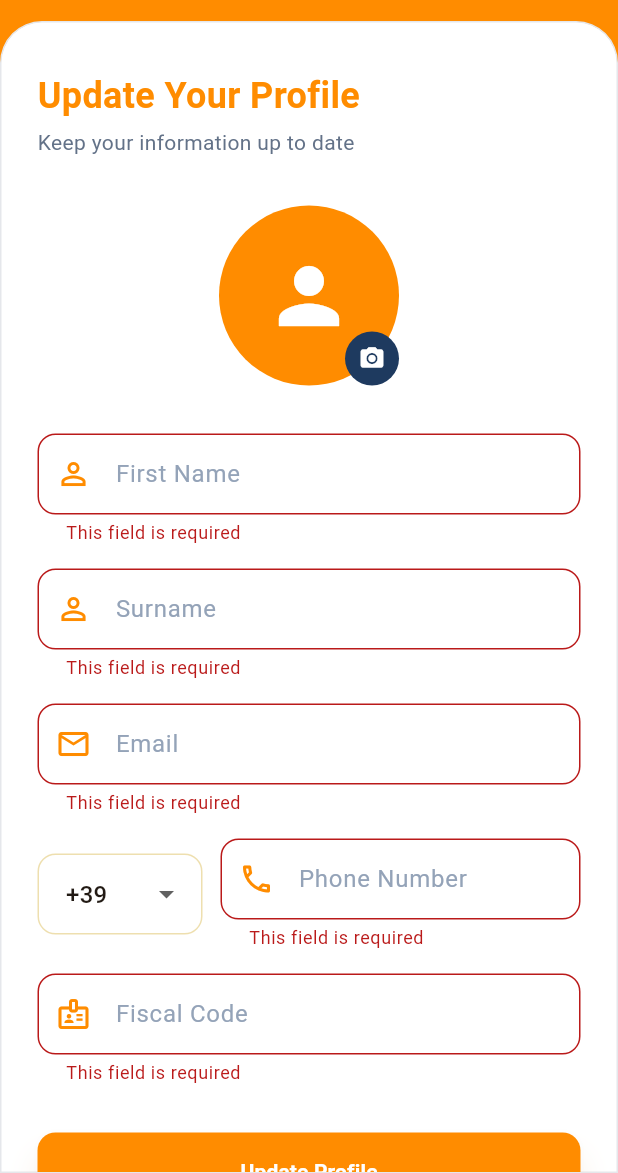
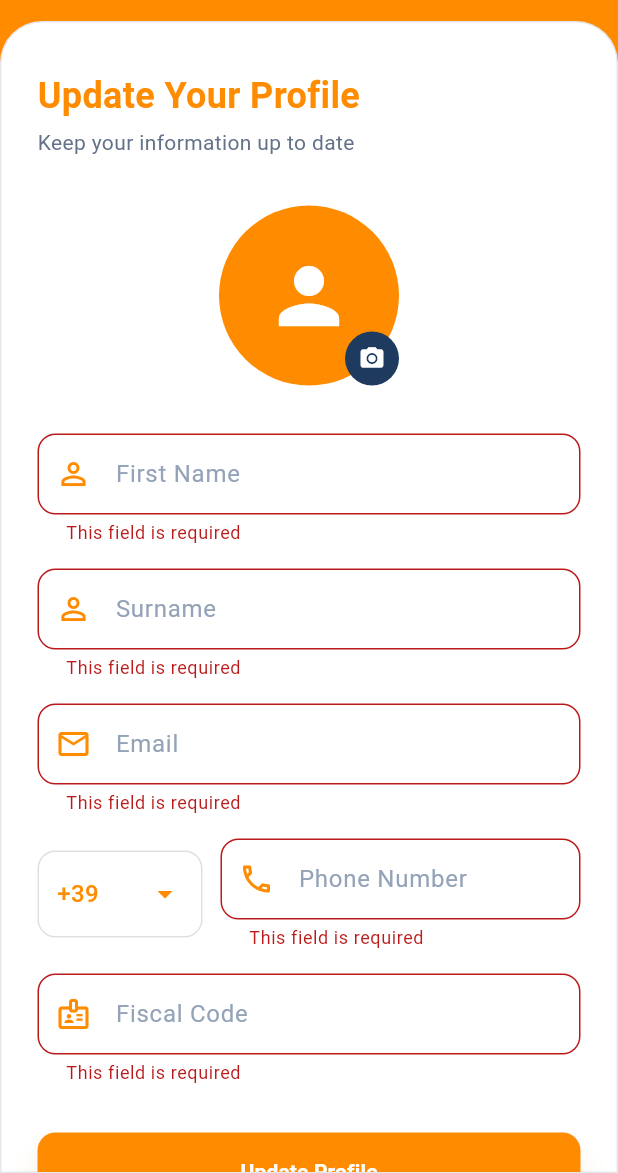
Before and after one commit to HafizAbrar/PK_SERVIZI, a Flutter app: the EditProfileScreen screen opened by its route, after a tap on "+39", after a tap on "Update Profile", on a phone screen of 412 x 824 dp, the part 63-1236 px from its top. Run offline on Flutter 3.47's test engine with Material 3 defaults, Android fonts, the phone set to English and light mode, and no system bars; our stand-ins replace dio, file_picker, flutter_riverpod, flutter_secure_storage, flutter_svg, go_router and 6 more; accounts and stored records are empty; generated files the repository leaves out were written again; network calls fail; statements that could not run were skipped.

Commit message:
minor fixes according to client 24

```diff
--- a/lib/features/home/presentation/pages/home_screen.dart
+++ b/lib/features/home/presentation/pages/home_screen.dart
@@ -713,7 +713,7 @@ class _HomeScreenState extends ConsumerState<HomeScreen> {
               ClipRRect(
                 borderRadius: BorderRadius.circular(25),
                 child: Image.asset(
-                  'assets/logos/outer logo.png',
+                  'assets/logos/circular_logo.png',
                   width: 50,
                   height: 50,
                   fit: BoxFit.cover,
--- a/lib/features/profile/presentation/pages/edit_profile_screen.dart
+++ b/lib/features/profile/presentation/pages/edit_profile_screen.dart
@@ -8,6 +8,7 @@ import '../../../../generated/l10n/app_localizations.dart';
 import '../../../../core/theme/app_theme.dart';
 import '../../../../core/network/api_client.dart';
 import '../providers/profile_provider.dart';
+import '../widgets/country_code_picker_dialog.dart';
 
 class EditProfileScreen extends ConsumerStatefulWidget {
   const EditProfileScreen({super.key});
@@ -122,11 +123,12 @@ class _EditProfileScreenState extends ConsumerState<EditProfileScreen> {
         await _uploadAvatar();
       }
 
+      final phone = _phoneController.text.trim();
       final profileData = {
-        'fullName': '${_firstNameController.text} ${_surnameController.text}'.trim(),
-        'email': _emailController.text,
-        'phone': '$_selectedCountryCode ${_phoneController.text}',
-        'fiscalCode': _fiscalCodeController.text,
+        'fullName': '${_firstNameController.text.trim()} ${_surnameController.text.trim()}'.trim(),
+        'email': _emailController.text.trim(),
+        'phone': phone.isNotEmpty ? '$_selectedCountryCode$phone' : '',
+        'fiscalCode': _fiscalCodeController.text.trim().toUpperCase(),
       };
 
       final apiClient = ref.read(apiClientProvider);
@@ -145,17 +147,25 @@ class _EditProfileScreenState extends ConsumerState<EditProfileScreen> {
         final l10n = AppLocalizations.of(context)!;
         String errorMessage = l10n.errorUpdatingProfile;
 
-        if (e is DioException && e.response?.statusCode == 400) {
+        if (e is DioException) {
+          if (e.response?.statusCode == 400) {
             final responseData = e.response?.data;
             if (responseData is Map && responseData['message'] != null) {
               errorMessage = responseData['message'];
+            } else if (responseData is Map && responseData['errors'] != null) {
+              errorMessage = responseData['errors'].toString();
             } else {
               errorMessage = l10n.invalidDataPleasecheckYourInputs;
             }
           }
+          print('Error updating profile: ${e.response?.data}');
+        }
 
         ScaffoldMessenger.of(context).showSnackBar(
-          SnackBar(content: Text(errorMessage)),
+          SnackBar(
+            content: Text(errorMessage),
+            duration: const Duration(seconds: 5),
+          ),
         );
       }
     } finally {
@@ -300,21 +310,30 @@ class _EditProfileScreenState extends ConsumerState<EditProfileScreen> {
 
     return Row(
       children: [
-        SizedBox(
+        GestureDetector(
+          onTap: () => _showCountryCodePicker(),
+          child: Container(
             width: 110,
-          child: DropdownButtonFormField<String>(
-            value: _selectedCountryCode,
-            decoration: AppTheme.inputDecoration('Code'),
-            items: const [
-              DropdownMenuItem(value: '+39', child: Text('+39')),
-              DropdownMenuItem(value: '+1', child: Text('+1')),
-              DropdownMenuItem(value: '+44', child: Text('+44')),
-              DropdownMenuItem(value: '+33', child: Text('+33')),
-              DropdownMenuItem(value: '+49', child: Text('+49')),
+            padding: const EdgeInsets.symmetric(horizontal: 12, vertical: 16),
+            decoration: BoxDecoration(
+              border: Border.all(color: Colors.grey[300]!),
+              borderRadius: BorderRadius.circular(12),
+              color: Colors.white,
+            ),
+            child: Row(
+              mainAxisAlignment: MainAxisAlignment.spaceBetween,
+              children: [
+                Text(
+                  _selectedCountryCode,
+                  style: const TextStyle(
+                    fontSize: 16,
+                    fontWeight: FontWeight.w500,
+                    color: AppTheme.primaryColor,
+                  ),
+                ),
+                const Icon(Icons.arrow_drop_down, color: AppTheme.primaryColor),
               ],
-            onChanged: (value) {
-              setState(() => _selectedCountryCode = value!);
-            },
+            ),
           ),
         ),
         const SizedBox(width: 12),
@@ -330,12 +349,28 @@ class _EditProfileScreenState extends ConsumerState<EditProfileScreen> {
     );
   }
 
+  void _showCountryCodePicker() {
+    final l10n = AppLocalizations.of(context)!;
+    showModalBottomSheet(
+      context: context,
+      isScrollControlled: true,
+      backgroundColor: Colors.transparent,
+      builder: (context) => CountryCodePickerDialog(
+        selectedCode: _selectedCountryCode,
+        onSelect: (code) {
+          setState(() => _selectedCountryCode = code);
+        },
+      ),
+    );
+  }
+
   Widget _buildField({
     required TextEditingController controller,
     required String label,
     required IconData icon,
     TextInputType keyboard = TextInputType.text,
     int maxLines = 1,
+    bool isRequired = true,
   }) {
     final l10n = AppLocalizations.of(context)!;
 
@@ -343,13 +378,26 @@ class _EditProfileScreenState extends ConsumerState<EditProfileScreen> {
       controller: controller,
       keyboardType: keyboard,
       maxLines: maxLines,
+      textCapitalization: label == l10n.fiscalCode ? TextCapitalization.characters : TextCapitalization.none,
       decoration: AppTheme.inputDecoration(label).copyWith(
         prefixIcon: Icon(icon, color: AppTheme.primaryColor),
+        helperText: label == l10n.fiscalCode ? '16 characters' : null,
       ),
       validator: (v) {
-        if (v!.isEmpty) return l10n.thisFieldIsRequired;
-        if (label == l10n.email && !v.contains('@')) {
+        if (isRequired && (v == null || v.trim().isEmpty)) {
+          return l10n.thisFieldIsRequired;
+        }
+        if (label == l10n.email && v != null && v.isNotEmpty && !v.contains('@')) {
           return l10n.enterAValidEmail;
+        }
+        if (label == l10n.fiscalCode && v != null && v.isNotEmpty) {
+          final fiscalCode = v.trim().toUpperCase();
+          if (fiscalCode.length != 16) {
+            return 'Fiscal code must be exactly 16 characters';
+          }
+          if (!RegExp(r'^[A-Z]{6}[0-9]{2}[A-Z][0-9]{2}[A-Z][0-9]{3}[A-Z]$').hasMatch(fiscalCode)) {
+            return 'Invalid fiscal code format';
+          }
         }
         return null;
       },
--- a/lib/features/requests/presentation/pages/service_request_detail_screen.dart
+++ b/lib/features/requests/presentation/pages/service_request_detail_screen.dart
@@ -86,7 +86,7 @@ class ServiceRequestDetailScreenNew extends ConsumerWidget {
               ClipRRect(
                 borderRadius: BorderRadius.circular(50),
                 child: Image.asset(
-                  'assets/logos/outer logo.png',
+                  'assets/logos/circular_logo.png',
                   width: 100,
                   height: 100,
                   fit: BoxFit.cover,
--- a/lib/features/requests/presentation/pages/service_requests_screen.dart
+++ b/lib/features/requests/presentation/pages/service_requests_screen.dart
@@ -92,7 +92,7 @@ class _ServiceRequestsScreenState extends ConsumerState<ServiceRequestsScreen> {
               ClipRRect(
                 borderRadius: BorderRadius.circular(50),
                 child: Image.asset(
-                  'assets/logos/outer logo.png',
+                  'assets/logos/circular_logo.png',
                   width: 100,
                   height: 100,
                   fit: BoxFit.cover,
--- a/lib/features/services/presentation/pages/service_detail_screen.dart
+++ b/lib/features/services/presentation/pages/service_detail_screen.dart
@@ -135,7 +135,7 @@ class ServiceDetailScreen extends ConsumerWidget {
               ClipRRect(
                 borderRadius: BorderRadius.circular(50),
                 child: Image.asset(
-                  'assets/logos/outer logo.png',
+                  'assets/logos/circular_logo.png',
                   width: 100,
                   height: 100,
                   fit: BoxFit.cover,
@@ -179,7 +179,7 @@ class ServiceDetailScreen extends ConsumerWidget {
             ClipRRect(
               borderRadius: BorderRadius.circular(25),
               child: Image.asset(
-                'assets/logos/outer logo.png',
+                'assets/logos/circular_logo.png',
                 width: 50,
                 height: 50,
                 fit: BoxFit.cover,
--- a/lib/features/services/presentation/pages/service_type_screen.dart
+++ b/lib/features/services/presentation/pages/service_type_screen.dart
@@ -113,7 +113,7 @@ class _ServiceTypeScreenState extends ConsumerState<ServiceTypeScreen> {
           ClipRRect(
             borderRadius: BorderRadius.circular(50),
             child: Image.asset(
-              'assets/logos/outer logo.png',
+              'assets/logos/circular_logo.png',
               width: 50,
               height: 50,
               fit: BoxFit.cover,
@@ -203,7 +203,7 @@ class _ServiceTypeScreenState extends ConsumerState<ServiceTypeScreen> {
                 ClipRRect(
                   borderRadius: BorderRadius.circular(25),
                   child: Image.asset(
-                    'assets/logos/outer logo.png',
+                    'assets/logos/circular_logo.png',
                     width: 50,
                     height: 50,
                     fit: BoxFit.cover,
--- a/lib/features/services/presentation/pages/services_screen.dart
+++ b/lib/features/services/presentation/pages/services_screen.dart
@@ -111,7 +111,7 @@ class _ServicesScreenState extends ConsumerState<ServicesScreen> {
           ClipRRect(
             borderRadius: BorderRadius.circular(50),
             child: Image.asset(
-              'assets/logos/outer logo.png',
+              'assets/logos/circular_logo.png',
               width: 50,
               height: 50,
               fit: BoxFit.cover,
@@ -287,7 +287,7 @@ class _ServicesScreenState extends ConsumerState<ServicesScreen> {
                   child: ClipRRect(
                     borderRadius: BorderRadius.circular(12),
                     child: Image.asset(
-                      'assets/logos/outer logo.png',
+                      'assets/logos/circular_logo.png',
                       fit: BoxFit.cover,
                     ),
                   ),
--- a/lib/l10n/app_en.arb
+++ b/lib/l10n/app_en.arb
@@ -332,5 +332,6 @@
   "formAndDocumentsCompleted": "Form and documents completed",
   "inProgress": "In Progress",
   "firstName": "First Name",
-  "surname": "Surname"
+  "surname": "Surname",
+  "fieldsCompleted": "fields completed"
 }
--- a/lib/l10n/app_fr.arb
+++ b/lib/l10n/app_fr.arb
@@ -332,5 +332,6 @@
   "formAndDocumentsCompleted": "Formulaire et documents complétés",
   "inProgress": "En Cours",
   "firstName": "Prénom",
-  "surname": "Nom de famille"
+  "surname": "Nom de famille",
+  "fieldsCompleted": "champs complétés"
 }
--- a/lib/l10n/app_it.arb
+++ b/lib/l10n/app_it.arb
@@ -332,5 +332,6 @@
   "formAndDocumentsCompleted": "Modulo e documenti completati",
   "inProgress": "In Corso",
   "firstName": "Nome",
-  "surname": "Cognome"
+  "surname": "Cognome",
+  "fieldsCompleted": "campi completati"
 }
--- a/pubspec.yaml
+++ b/pubspec.yaml
@@ -58,8 +58,8 @@ flutter:
 flutter_icons:
   android: true
   ios: true
-  image_path: "assets/logos/outer_logo_padded.png"
+  image_path: "assets/logos/outer_logo.png"
   adaptive_icon_background: "#FFFFFF"
-  adaptive_icon_foreground: "assets/logos/outer_logo_padded.png"
+  adaptive_icon_foreground: "assets/logos/outer_logo.png"
   min_sdk_android: 21
   remove_alpha_ios: true
```
Also changed, not shown: lib/features/profile/presentation/widgets/country_code_picker_dialog.dart (added, +346 -0 lines), lib/features/services/presentation/pages/service_request_form_screen.dart (+25 -27 lines), assets/logos/app_logo.png (deleted), assets/logos/circular_logo.png (added), assets/logos/outer logo.png (deleted), assets/logos/outer_logo.png (added), assets/logos/outer_logo_padded.png (deleted), 32 other files. Lines whose indentation alone changed are shown as unchanged.
